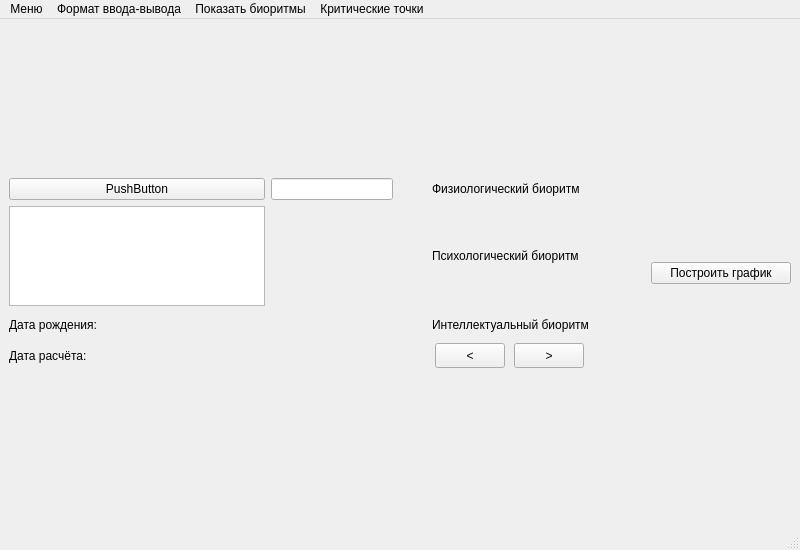
This is bio/biorythmes_server/mainwindow.ui in Marlon2132/HHCrewgroup as Qt 5 draws it before an edit. The edited form follows.
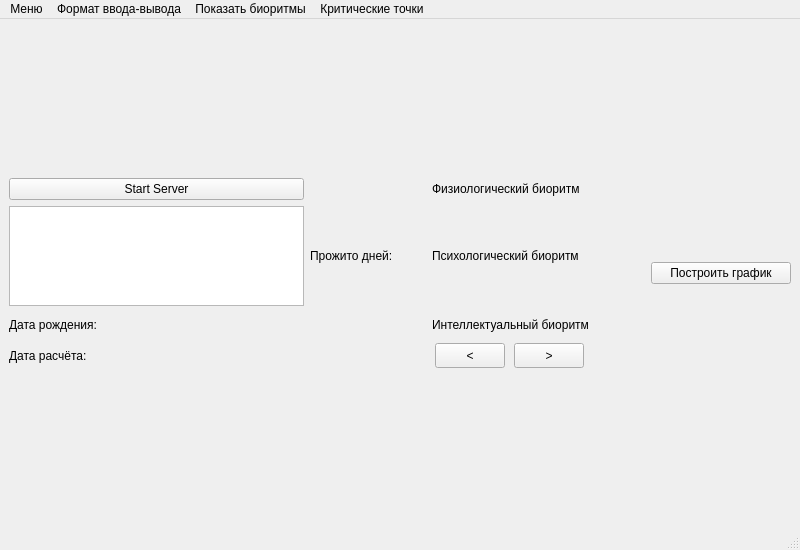
This is the edited form.

Commit message: Added interface. Server was realised

What changed in the file:
```diff
--- a/bio/biorythmes_server/mainwindow.ui
+++ b/bio/biorythmes_server/mainwindow.ui
@@ -257,14 +257,7 @@
       <item row="0" column="0">
        <widget class="QPushButton" name="pushButton_3">
         <property name="text">
-         <string>PushButton</string>
-        </property>
-       </widget>
-      </item>
-      <item row="0" column="1">
-       <widget class="QLineEdit" name="lineEdit">
-        <property name="readOnly">
-         <bool>true</bool>
+         <string>Start Server</string>
         </property>
        </widget>
       </item>
@@ -281,6 +274,27 @@
         </property>
        </widget>
       </item>
+      <item row="0" column="1">
+       <widget class="QLabel" name="lblIp">
+        <property name="text">
+         <string/>
+        </property>
+       </widget>
+      </item>
+      <item row="1" column="1">
+       <widget class="QLabel" name="daysLivedLbl">
+        <property name="text">
+         <string>Прожито дней:</string>
+        </property>
+       </widget>
+      </item>
+      <item row="1" column="2">
+       <widget class="QLabel" name="daysLivedNumberLbl">
+        <property name="text">
+         <string/>
+        </property>
+       </widget>
+      </item>
      </layout>
     </item>
    </layout>
```
Left out of the diff: 4 changed lines with no effect on the pictures. The commit also changes 6 other files.
